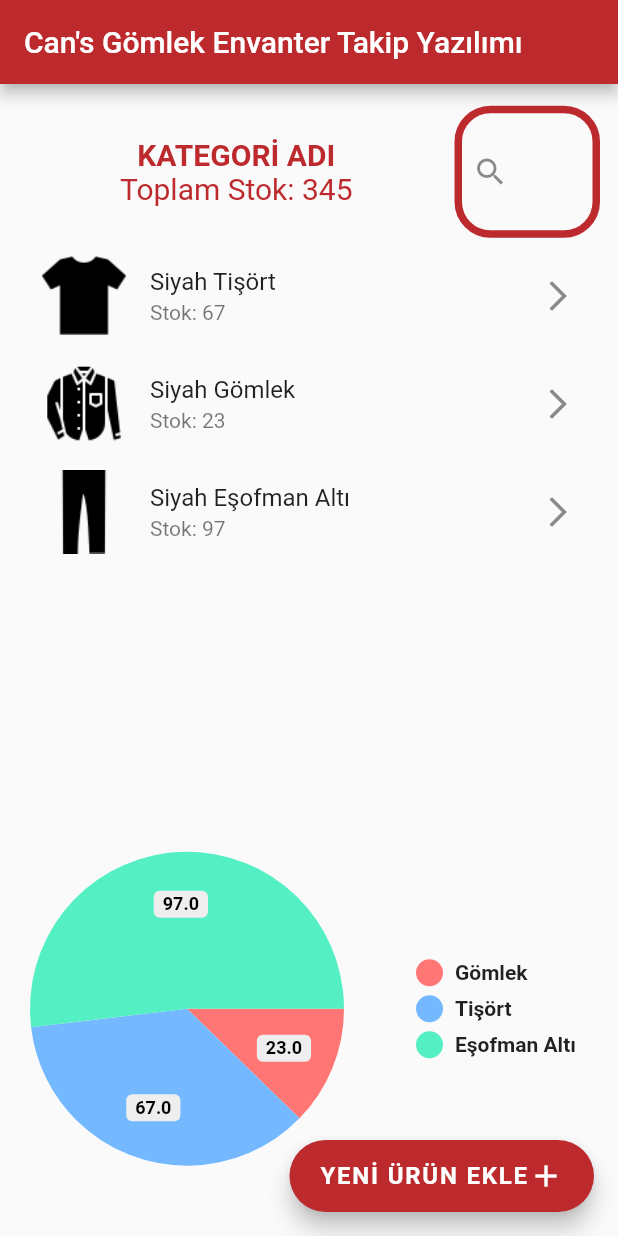
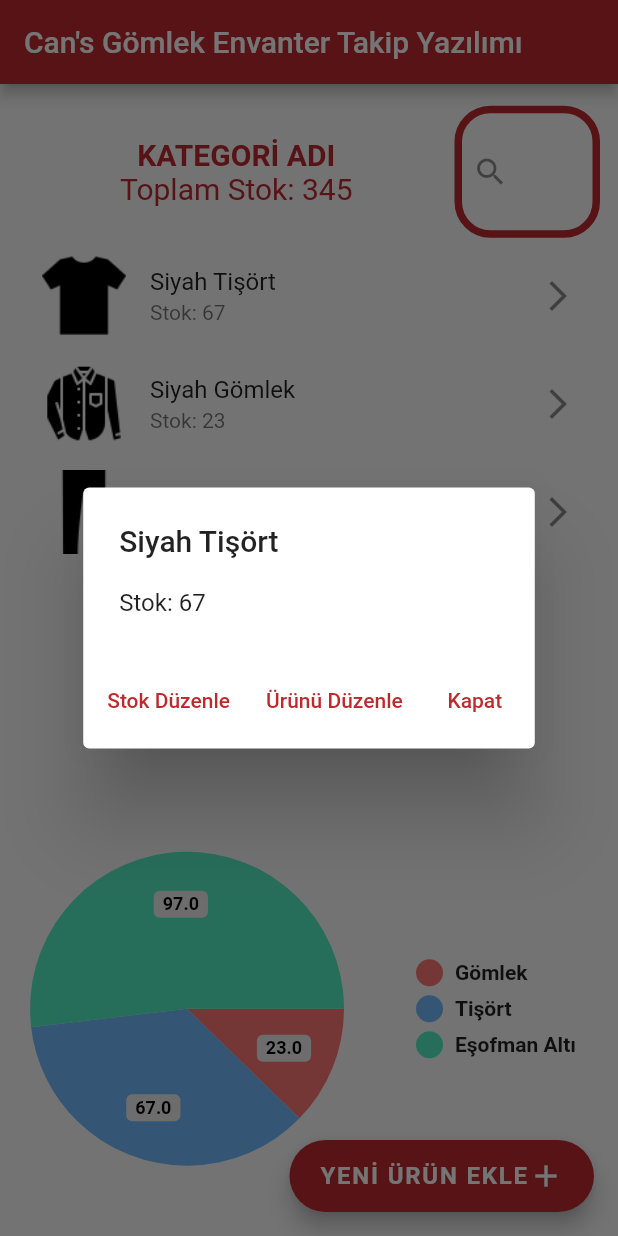
Before and after one commit to saidberk27/inventory_automation, a Flutter app: the screen it shows after launch, after a tap on "Siyah Tişört", on a phone screen of 412 x 824 dp. Run offline on Flutter 3.47's test engine with Material 2 defaults, Android fonts, the phone set to English and light mode, and no system bars; drawn by our look-alikes of pie_chart.

Commit message:
Product page v2 Design completed + add new prodcut section added + alert dialogue designed.

```diff
--- a/lib/main.dart
+++ b/lib/main.dart
@@ -1,3 +1,4 @@
+import 'package:envanter_kontrol/screens/add_new_product.dart';
 import 'package:envanter_kontrol/screens/home.dart';
 import 'package:flutter/material.dart';
 import 'utils/colors.dart';
@@ -18,6 +19,7 @@ class MyApp extends StatelessWidget {
         primarySwatch: ProjectColors.customPrimarySwatch,
       ),
       home: HomePage(title: _appTitle),
+      routes: {"/addNewProduct": (context) => AddNewProductsPage()},
     );
   }
 }
--- a/lib/screens/home.dart
+++ b/lib/screens/home.dart
@@ -45,7 +45,9 @@ class _HomePageState extends State<HomePage> {
           ),
         ),
       ),
-      floatingActionButton: const CustomFab(),
+      floatingActionButton: const CustomFab(
+        route: "/addNewProduct",
+      ),
     );
   }
 
@@ -86,7 +88,39 @@ class _HomePageState extends State<HomePage> {
           title: const Text("Siyah Tişört"),
           subtitle: const Text("Stok: 67"),
           trailing: const Icon(Icons.arrow_forward_ios),
-          onTap: () {},
+          onTap: () {
+            showDialog(
+                context: context,
+                builder: ((context) {
+                  return AlertDialog(
+                    title: const Text('Siyah Tişört'),
+                    content: const Text('Stok: 67'),
+                    actions: [
+                      TextButton(
+                        onPressed: () {
+                          Navigator.of(context)
+                              .pop(); // Diyalog penceresini kapatır
+                        },
+                        child: const Text('Stok Düzenle'),
+                      ),
+                      TextButton(
+                        onPressed: () {
+                          Navigator.of(context)
+                              .pop(); // Diyalog penceresini kapatır
+                        },
+                        child: const Text('Ürünü Düzenle'),
+                      ),
+                      TextButton(
+                        onPressed: () {
+                          Navigator.of(context)
+                              .pop(); // Diyalog penceresini kapatır
+                        },
+                        child: const Text('Kapat'),
+                      ),
+                    ],
+                  );
+                }));
+          },
         ),
         ListTile(
           leading: Image.asset("assets/images/shirt.png"),
--- a/lib/widgets/custom_fab.dart
+++ b/lib/widgets/custom_fab.dart
@@ -4,12 +4,13 @@ import 'package:flutter/material.dart';
 import '../utils/text_styles.dart';
 
 class CustomFab extends StatelessWidget {
-  const CustomFab({super.key});
+  final String route;
+  const CustomFab({super.key, required this.route});
 
   @override
   Widget build(BuildContext context) {
     return FloatingActionButton.extended(
-      onPressed: () {},
+      onPressed: () => Navigator.pushNamed(context, route),
       focusColor: ProjectColors.projectRed,
       backgroundColor: ProjectColors.projectRed,
       hoverColor: ProjectColors.projectBrown,
```
Also changed, not shown: lib/screens/add_new_product.dart (+49 -1 lines).
